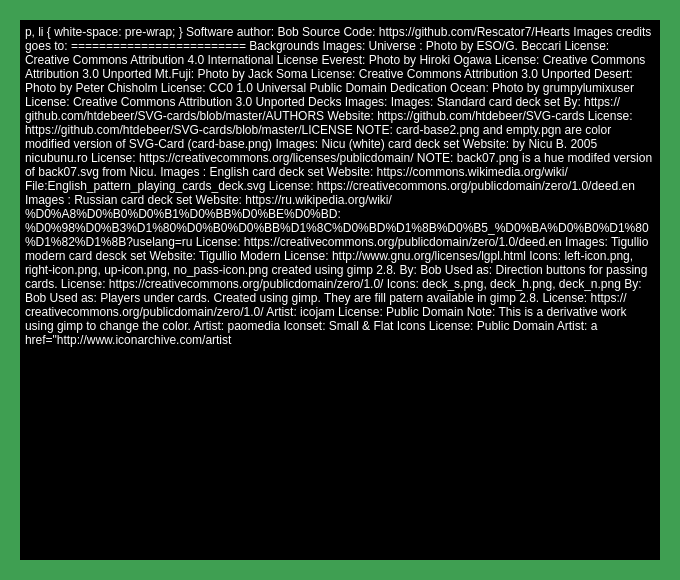
Above: credits.ui from Rescator7/Hearts before the change. Below: the same form after it.
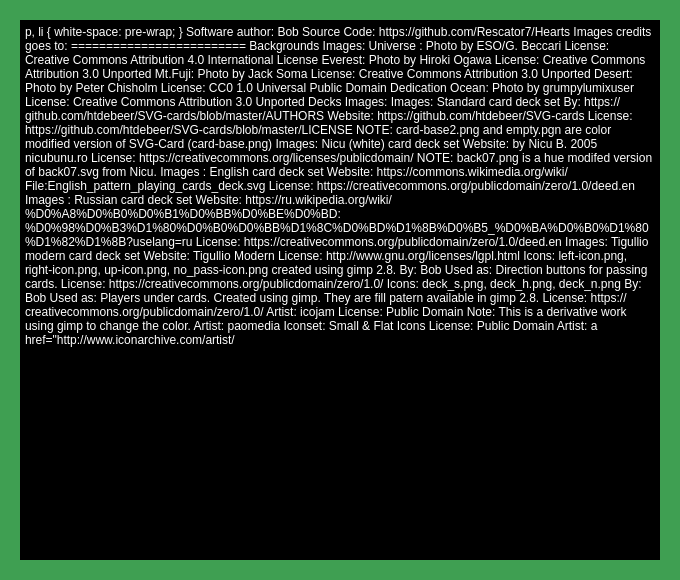
That is the form after the change. Icons and pictures are not drawn.

```diff
--- a/credits.ui
+++ b/credits.ui
@@ -975,7 +975,7 @@
 &lt;p style=&quot; margin-top:0px; margin-bottom:0px; margin-left:0px; margin-right:0px; -qt-block-indent:0; text-indent:0px;&quot;&gt;Website: &lt;a href=&quot;https://ru.wikipedia.org/wiki/%D0%A8%D0%B0%D0%B1%D0%BB%D0%BE%D0%BD:%D0%98%D0%B3%D1%80%D0%B0%D0%BB%D1%8C%D0%BD%D1%8B%D0%B5_%D0%BA%D0%B0%D1%80%D1%82%D1%8B?uselang=ru&quot;&gt;&lt;span style=&quot; text-decoration: underline; color:#5555ff;&quot;&gt;https://ru.wikipedia.org/wiki/%D0%A8%D0%B0%D0%B1%D0%BB%D0%BE%D0%BD:%D0%98%D0%B3%D1%80%D0%B0%D0%BB%D1%8C%D0%BD%D1%8B%D0%B5_%D0%BA%D0%B0%D1%80%D1%82%D1%8B?uselang=ru&lt;/span&gt;&lt;/a&gt;&lt;/p&gt;
 &lt;p style=&quot; margin-top:0px; margin-bottom:0px; margin-left:0px; margin-right:0px; -qt-block-indent:0; text-indent:0px;&quot;&gt;License: &lt;a href=&quot;https://creativecommons.org/publicdomain/zero/1.0/deed.en&quot;&gt;&lt;span style=&quot; text-decoration: underline; color:#5555ff;&quot;&gt;https://creativecommons.org/publicdomain/zero/1.0/deed.en&lt;/span&gt;&lt;/a&gt;&lt;/p&gt;
 &lt;p style=&quot;-qt-paragraph-type:empty; margin-top:0px; margin-bottom:0px; margin-left:0px; margin-right:0px; -qt-block-indent:0; text-indent:0px;&quot;&gt;&lt;br /&gt;&lt;/p&gt;
-&lt;p style=&quot; margin-top:0px; margin-bottom:0px; margin-left:0px; margin-right:0px; -qt-block-indent:0; text-indent:0px;&quot;&gt;&lt;span style=&quot; text-decoration: underline;&quot;&gt;Images: &lt;/span&gt;Tigullio modern card desck set&lt;/p&gt;
+&lt;p style=&quot; margin-top:0px; margin-bottom:0px; margin-left:0px; margin-right:0px; -qt-block-indent:0; text-indent:0px;&quot;&gt;&lt;span style=&quot; text-decoration: underline;&quot;&gt;Images: &lt;/span&gt;Tigullio modern card deck set&lt;/p&gt;
 &lt;p style=&quot; margin-top:0px; margin-bottom:0px; margin-left:0px; margin-right:0px; -qt-block-indent:0; text-indent:0px;&quot;&gt;Website: &lt;a href=&quot;https://www.opendesktop.org/p/1112687/&quot;&gt;&lt;span style=&quot; text-decoration: underline; color:#5555ff;&quot;&gt;Tigullio Modern &lt;/span&gt;&lt;/a&gt;&lt;/p&gt;
 &lt;p style=&quot; margin-top:0px; margin-bottom:0px; margin-left:0px; margin-right:0px; -qt-block-indent:0; text-indent:0px;&quot;&gt;License: &lt;a href=&quot;http://www.gnu.org/licenses/lgpl.html
 &quot;&gt;&lt;span style=&quot; text-decoration: underline; color:#5555ff;&quot;&gt;http://www.gnu.org/licenses/lgpl.html &lt;/span&gt;&lt;/a&gt;&lt;/p&gt;
```
